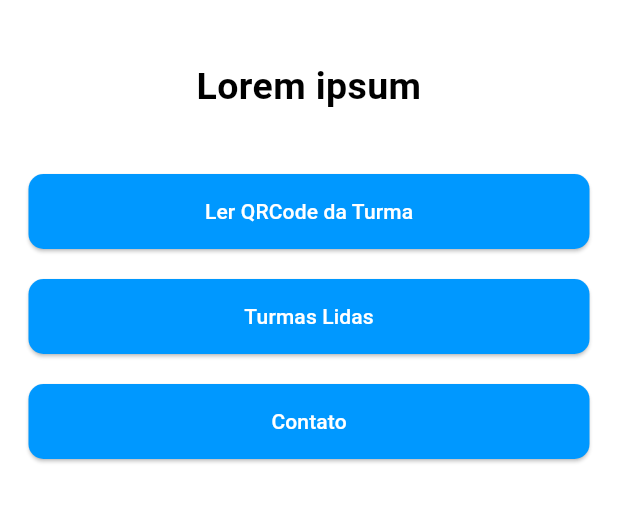
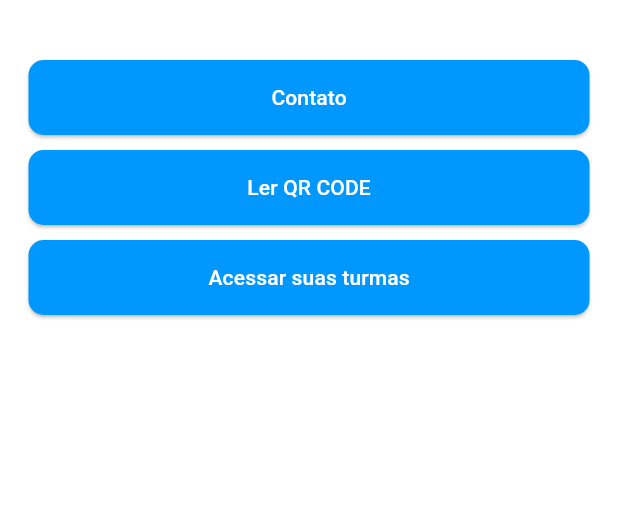
Before and after one commit to EniiAAA/VozClara, a Flutter app: the TelaInicial screen opened by its route, on a phone screen of 412 x 824 dp, the part 441-964 px from its top. Run offline on Flutter 3.47's test engine with Material 3 defaults, Android fonts, the phone set to English and light mode, and no system bars; our stand-ins replace firebase_auth, firebase_core, firebase_database, flutter_svg, google_fonts; accounts and stored records are empty.

Commit message:
correção bug qrcode

```diff
--- a/lib/pages/tela_de_cadastro.dart
+++ b/lib/pages/tela_de_cadastro.dart
@@ -6,7 +6,7 @@ import 'package:firebase_database/firebase_database.dart';
 class TelaDeCadastro extends StatelessWidget {
   TelaDeCadastro({Key? key}) : super(key: key);
 
-  // Adicione a chave global para o formulário
+  //chave global para o formulário
   final GlobalKey<FormState> _formKey = GlobalKey<FormState>();
 
   // Declaração dos controladores de texto
--- a/lib/pages/tela_inicial.dart
+++ b/lib/pages/tela_inicial.dart
@@ -1,5 +1,4 @@
 import 'package:flutter/material.dart';
-import 'package:qr_code_scanner/qr_code_scanner.dart';
 import 'tela_de_contatos.dart'; // Importe a tela de contatos
 
 class TelaInicial extends StatelessWidget {
@@ -48,69 +47,6 @@ class TelaInicial extends StatelessWidget {
                   ),
                 ),
                 SizedBox(height: 20),
-                Container(
-                  margin: EdgeInsets.only(bottom: 20),
-                  child: Text(
-                    'Lorem ipsum',
-                    textAlign: TextAlign.center,
-                    style: TextStyle(
-                      fontWeight: FontWeight.w700,
-                      fontSize: 25,
-                      color: Color(0xFF000000),
-                    ),
-                  ),
-                ),
-                SizedBox(height: 20),
-                SizedBox(
-                  width: double.infinity,
-                  child: ElevatedButton(
-                    onPressed: () {
-                      // Abrir a câmera para realizar a leitura do QRCode da turma
-                      _openCamera(context);
-                    },
-                    style: ButtonStyle(
-                      shape: MaterialStateProperty.all<RoundedRectangleBorder>(
-                        RoundedRectangleBorder(
-                          borderRadius: BorderRadius.circular(10), // Define a borda menos arredondada
-                        ),
-                      ),
-                      minimumSize: MaterialStateProperty.all(Size(double.infinity, 50)), // Define a largura mínima
-                      backgroundColor: MaterialStateProperty.all(Color(0xFF0098FF)), // Define a cor de fundo do botão
-                    ),
-                    child: Text(
-                      'Ler QRCode da Turma',
-                      style: TextStyle(
-                        color: Color(0xFFFFFFFF), // Define a cor do texto dentro do botão
-                      ),
-                    ),
-                  ),
-                ),
-                SizedBox(height: 20),
-                SizedBox(
-                  width: double.infinity,
-                  child: ElevatedButton(
-                    onPressed: () {
-                      // Navegar para as turmas que o aluno já leu o QRCode
-                      _navigateToTurmasLidas(context);
-                    },
-                    style: ButtonStyle(
-                      shape: MaterialStateProperty.all<RoundedRectangleBorder>(
-                        RoundedRectangleBorder(
-                          borderRadius: BorderRadius.circular(10), // Define a borda menos arredondada
-                        ),
-                      ),
-                      minimumSize: MaterialStateProperty.all(Size(double.infinity, 50)), // Define a largura mínima
-                      backgroundColor: MaterialStateProperty.all(Color(0xFF0098FF)), // Define a cor de fundo do botão
-                    ),
-                    child: Text(
-                      'Turmas Lidas',
-                      style: TextStyle(
-                        color: Color(0xFFFFFFFF), // Define a cor do texto dentro do botão
-                      ),
-                    ),
-                  ),
-                ),
-                SizedBox(height: 20),
                 SizedBox(
                   width: double.infinity,
                   child: ElevatedButton(
@@ -126,9 +62,60 @@ class TelaInicial extends StatelessWidget {
                       ),
                       minimumSize: MaterialStateProperty.all(Size(double.infinity, 50)), // Define a largura mínima
                       backgroundColor: MaterialStateProperty.all(Color(0xFF0098FF)), // Define a cor de fundo do botão
+                      padding: MaterialStateProperty.all(EdgeInsets.zero), // Define o padding do botão
                     ),
                     child: Text(
                       'Contato',
+                      style: TextStyle(
+                        color: Color(0xFFFFFFFF), // Define a cor do texto dentro do botão
+                      ),
+                    ),
+                  ),
+                ),
+                SizedBox(height: 10), // Adiciona espaçamento entre os botões
+                SizedBox(
+                  width: double.infinity,
+                  child: ElevatedButton(
+                    onPressed: () {
+                      // Adicione a lógica para ler o QR CODE
+                      _lerQRCode(context);
+                    },
+                    style: ButtonStyle(
+                      shape: MaterialStateProperty.all<RoundedRectangleBorder>(
+                        RoundedRectangleBorder(
+                          borderRadius: BorderRadius.circular(10), // Define a borda menos arredondada
+                        ),
+                      ),
+                      minimumSize: MaterialStateProperty.all(Size(double.infinity, 50)), // Define a largura mínima
+                      backgroundColor: MaterialStateProperty.all(Color(0xFF0098FF)), // Define a cor de fundo do botão
+                    ),
+                    child: Text(
+                      'Ler QR CODE',
+                      style: TextStyle(
+                        color: Color(0xFFFFFFFF), // Define a cor do texto dentro do botão
+                      ),
+                    ),
+                  ),
+                ),
+                SizedBox(height: 10), // Adiciona espaçamento entre os botões
+                SizedBox(
+                  width: double.infinity,
+                  child: ElevatedButton(
+                    onPressed: () {
+                      // Adicione a lógica para acessar suas turmas
+                      _acessarTurmas(context);
+                    },
+                    style: ButtonStyle(
+                      shape: MaterialStateProperty.all<RoundedRectangleBorder>(
+                        RoundedRectangleBorder(
+                          borderRadius: BorderRadius.circular(10), // Define a borda menos arredondada
+                        ),
+                      ),
+                      minimumSize: MaterialStateProperty.all(Size(double.infinity, 50)), // Define a largura mínima
+                      backgroundColor: MaterialStateProperty.all(Color(0xFF0098FF)), // Define a cor de fundo do botão
+                    ),
+                    child: Text(
+                      'Acessar suas turmas',
                       style: TextStyle(
                         color: Color(0xFFFFFFFF), // Define a cor do texto dentro do botão
                       ),
@@ -151,20 +138,6 @@ class TelaInicial extends StatelessWidget {
     Navigator.pushNamedAndRemoveUntil(context, '/tela_de_login', (route) => false);
   }
 
-  // Função para abrir a câmera
-  void _openCamera(BuildContext context) {
-    // Adicione aqui a lógica para abrir a câmera para ler o QRCode da turma
-    // Esta é apenas uma simulação para fins de exemplo
-    print('Abrindo a câmera...');
-  }
-
-  // Função para navegar para as turmas lidas
-  void _navigateToTurmasLidas(BuildContext context) {
-    // Adicione aqui a lógica para navegar para a tela de turmas lidas
-    // Esta é apenas uma simulação para fins de exemplo
-    print('Navegando para as turmas lidas...');
-  }
-
   // Função para mostrar as opções de contato da instituição
   void _showContactOptions(BuildContext context) {
     Navigator.push(
@@ -172,4 +145,14 @@ class TelaInicial extends StatelessWidget {
       MaterialPageRoute(builder: (context) => TelaContatos()),
     );
   }
+
+  // Função para ler o QR CODE
+  void _lerQRCode(BuildContext context) {
+    // Adicione aqui a lógica para ler o QR CODE
+  }
+
+  // Função para acessar suas turmas
+  void _acessarTurmas(BuildContext context) {
+    // Adicione aqui a lógica para acessar as turmas do usuário
+  }
 }
--- a/pubspec.yaml
+++ b/pubspec.yaml
@@ -18,8 +18,6 @@ dependencies:
   firebase_core: ^2.31.0
   cloud_firestore: ^4.17.3
   url_launcher: ^6.0.12
-  qr_code_scanner: ^0.4.0
-
 
 
 
```
Also changed, not shown: pubspec.lock, 2 other files.
